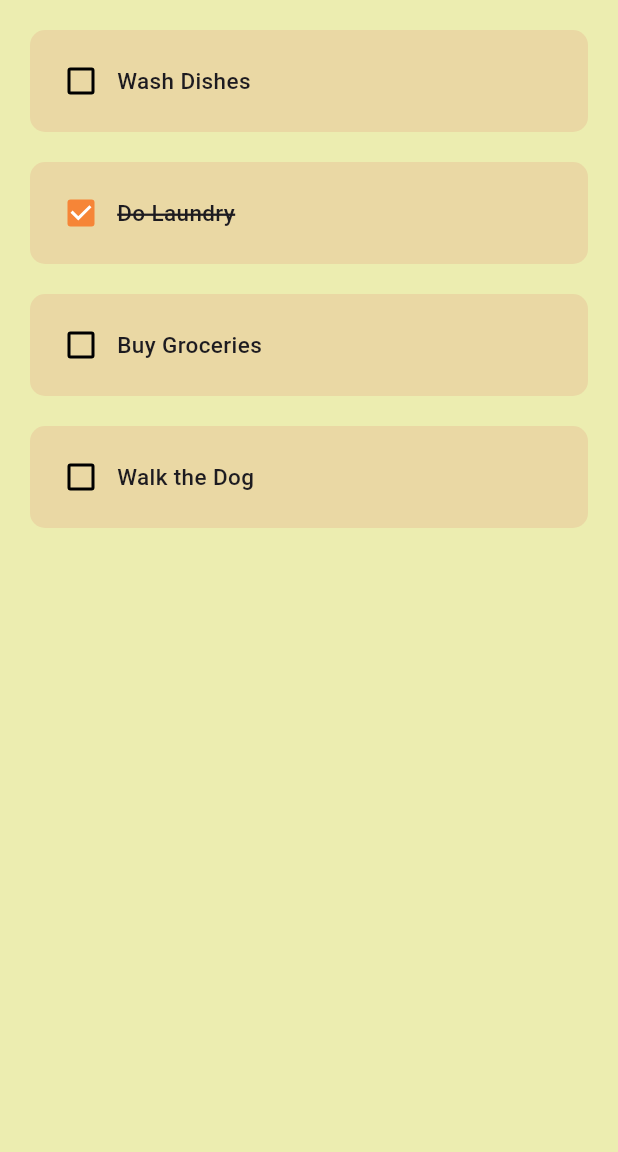
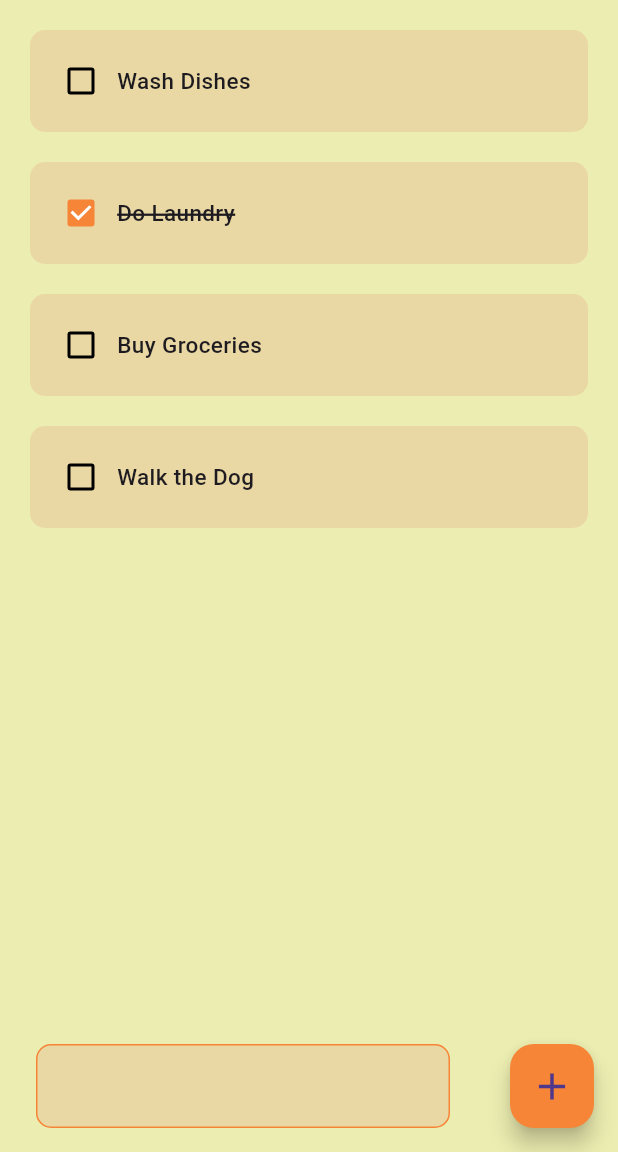
Before and after one commit to joebertcerezo/flutter-todolist, a Flutter app: the screen it shows after launch, on a phone screen of 412 x 824 dp, the part 84-1236 px from its top. Run offline on Flutter 3.47's test engine with Material 3 defaults, Android fonts, the phone set to English and light mode, and no system bars.

Commit message:
Update home_page.dart

```diff
--- a/lib/pages/home_page.dart
+++ b/lib/pages/home_page.dart
@@ -39,6 +39,34 @@ class _HomePageState extends State<HomePage> {
           );
         },
       ),
+      floatingActionButton: Row(
+        children: [
+          Expanded(
+            child: Padding(
+              padding: const EdgeInsets.symmetric(horizontal: 40),
+              child: TextField(
+                decoration: InputDecoration(
+                  filled: true,
+                  fillColor: Color(0xFFEAD8A4),
+                  enabledBorder: OutlineInputBorder(
+                    borderSide: BorderSide(color: Color(0xFFF68537)),
+                    borderRadius: BorderRadius.circular(10),
+                  ),
+                  focusedBorder: OutlineInputBorder(
+                    borderSide: BorderSide(color: Color(0xFFF68537)),
+                    borderRadius: BorderRadius.circular(10),
+                  ),
+                ),
+              ),
+            ),
+          ),
+          FloatingActionButton(
+            onPressed: () => {},
+            backgroundColor: Color(0xFFF68537),
+            child: Icon(Icons.add, size: 30),
+          ),
+        ],
+      ),
     );
   }
 }
```
